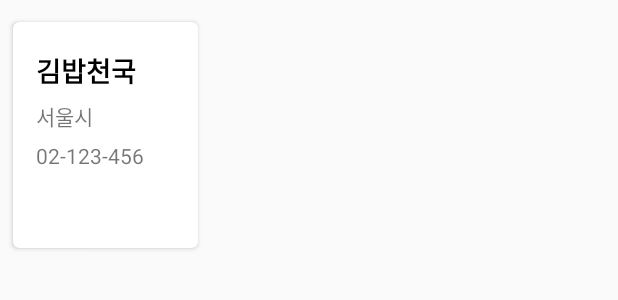
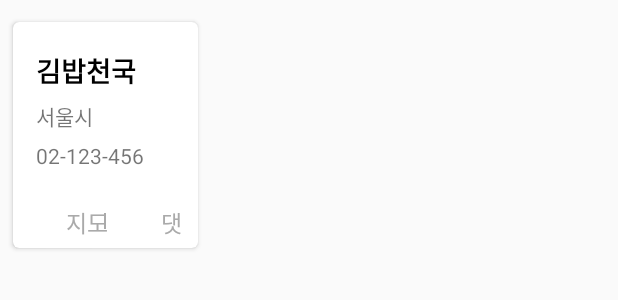
Before and after one commit to SKHU-CSE/if_ExpressTrain, an Android app: the layout store_cardview.xml on its own in the app's theme, with its tools: preview values and no code run, on a phone screen of 412 x 824 dp. Shown: the top 300 px of the screen. Run offline under Robolectric (Android 15) with nearby library versions, the phone set to English and light mode, and no system bars.

Commit message:
add Buttons - store_cardview_type2.xml

```diff
--- a/ExpressTrain_Android/app/src/main/res/layout/store_cardview.xml
+++ b/ExpressTrain_Android/app/src/main/res/layout/store_cardview.xml
@@ -47,6 +47,37 @@
             android:layout_below="@id/card_address"
             android:layout_alignLeft="@id/card_title"
             android:textSize="14sp"/>
+
+        <Button
+            android:id="@+id/card_showmap"
+            android:layout_width="wrap_content"
+            android:layout_height="wrap_content"
+            android:layout_below="@id/card_phone"
+            android:background="@null"
+            android:text="지도\n보기"
+            android:textColor="#aaaaaa"
+            android:textSize="15sp"
+            android:layout_alignParentLeft="true"/>
+
+        <View
+            android:layout_width="1.2dp"
+            android:layout_height="30dp"
+            android:layout_below="@id/card_phone"
+            android:layout_centerHorizontal="true"
+            android:layout_marginTop="5dp"
+            android:layout_marginBottom="7dp"
+            android:background="#aaaaaa"></View>
+
+        <Button
+            android:id="@+id/card_showcontent"
+            android:layout_width="wrap_content"
+            android:layout_height="wrap_content"
+            android:layout_below="@id/card_phone"
+            android:layout_toRightOf="@id/card_showmap"
+            android:background="@null"
+            android:text="댓글\n보기"
+            android:textColor="#aaaaaa"
+            android:textSize="15sp" />
     </RelativeLayout>
 
 </android.support.v7.widget.CardView>
```
